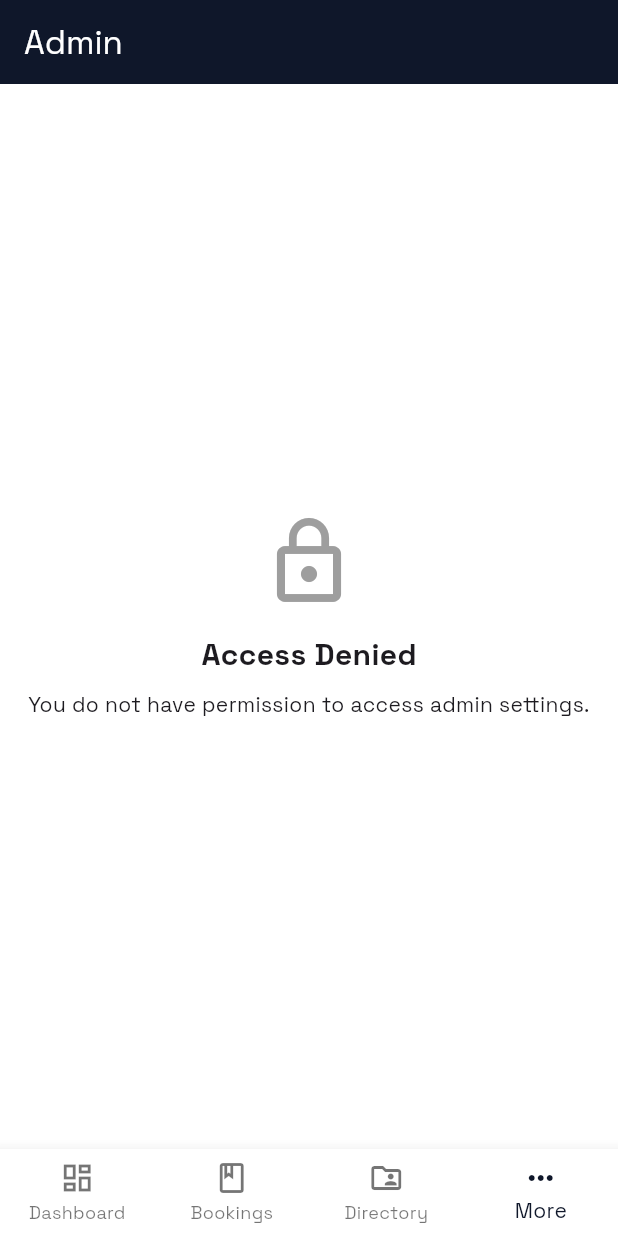
After one commit to Abhishek3670/generator-ledger-mobile, a Flutter app: the AdminScreen screen opened by its route, on a phone screen of 412 x 824 dp. The commit adds this screen. Run offline on Flutter 3.47's test engine with Material 3 defaults, Android fonts, the phone set to English and light mode, and no system bars; our stand-ins replace dio, flutter_secure_storage, go_router, google_fonts, table_calendar; accounts and stored records are empty.

Commit message:
[P6] Admin Module: add backend-limited admin capability view

```diff
--- a/lib/app/app_scaffold.dart
+++ b/lib/app/app_scaffold.dart
@@ -28,7 +28,10 @@ class AppScaffold extends StatelessWidget {
     final String location = GoRouterState.of(context).matchedLocation;
     if (location.startsWith('/bookings')) return 1;
     if (location.startsWith('/directory')) return 2;
-    if (location.startsWith('/more')) return 3;
+    if (location.startsWith('/more') ||
+        location.startsWith('/admin') ||
+        location.startsWith('/billing') ||
+        location.startsWith('/history')) return 3;
     return 0;
   }
 
--- a/lib/app/router.dart
+++ b/lib/app/router.dart
@@ -10,6 +10,7 @@ import '../features/history/history_screen.dart';
 import '../features/bookings/bookings_list_screen.dart';
 import '../features/bookings/booking_detail_screen.dart';
 import '../features/directory/directory_screen.dart';
+import '../features/admin/admin_screen.dart';
 import 'app_scaffold.dart';
 
 final GlobalKey<NavigatorState> _rootNavigatorKey = GlobalKey<NavigatorState>();
@@ -78,6 +79,10 @@ class AppRouter {
               path: '/more',
               builder: (context, state) => const MoreScreen(),
             ),
+            GoRoute(
+              path: '/admin',
+              builder: (context, state) => const AdminScreen(),
+            ),
           ],
         ),
       ],
@@ -113,6 +118,7 @@ class MoreScreen extends StatelessWidget {
     final permissionService = context.read<PermissionService>();
     final canViewBilling = permissionService.can(PermissionService.billingAccess);
     final canViewHistory = permissionService.can(PermissionService.readOnlyOperationalViews);
+    final canViewAdmin = permissionService.can(PermissionService.settingsUserAdmin);
 
     return Scaffold(
       appBar: AppBar(title: const Text('More')),
@@ -134,6 +140,14 @@ class MoreScreen extends StatelessWidget {
               trailing: const Icon(Icons.chevron_right),
               onTap: () => context.push('/history'),
             ),
+          if (canViewAdmin)
+            ListTile(
+              leading: const Icon(Icons.admin_panel_settings),
+              title: const Text('Admin & Settings'),
+              subtitle: const Text('Manage user permissions and system settings'),
+              trailing: const Icon(Icons.chevron_right),
+              onTap: () => context.push('/admin'),
+            ),
           const Divider(),
           ListTile(
             leading: const Icon(Icons.logout, color: Colors.red),
--- /dev/null
+++ b/lib/features/admin/admin_screen.dart
@@ -0,0 +1,164 @@
+import 'package:flutter/material.dart';
+import 'package:provider/provider.dart';
+import '../../../core/auth/permission_service.dart';
+
+class AdminScreen extends StatelessWidget {
+  const AdminScreen({super.key});
+
+  @override
+  Widget build(BuildContext context) {
+    final permissionService = context.read<PermissionService>();
+    final canAdmin = permissionService.can(PermissionService.settingsUserAdmin);
+
+    if (!canAdmin) {
+      return Scaffold(
+        appBar: AppBar(title: const Text('Admin')),
+        body: const Center(
+          child: Column(
+            mainAxisAlignment: MainAxisAlignment.center,
+            children: [
+              Icon(Icons.lock_outline, size: 64, color: Colors.grey),
+              SizedBox(height: 16),
+              Text('Access Denied', style: TextStyle(fontSize: 20, fontWeight: FontWeight.bold)),
+              SizedBox(height: 8),
+              Text('You do not have permission to access admin settings.', textAlign: TextAlign.center),
+            ],
+          ),
+        ),
+      );
+    }
+
+    return Scaffold(
+      appBar: AppBar(
+        title: const Text('Admin & Settings'),
+      ),
+      body: SingleChildScrollView(
+        padding: const EdgeInsets.all(16.0),
+        child: Column(
+          crossAxisAlignment: CrossAxisAlignment.start,
+          children: [
+            _buildInfoCard(context),
+            const SizedBox(height: 24),
+            Text(
+              'System Capability Matrix',
+              style: Theme.of(context).textTheme.titleLarge?.copyWith(fontWeight: FontWeight.bold),
+            ),
+            const SizedBox(height: 8),
+            const Text(
+              'The following capabilities are defined in the backend and used for permission gating across the application.',
+              style: TextStyle(color: Colors.grey, fontSize: 13),
+            ),
+            const SizedBox(height: 16),
+            _buildCapabilityMatrix(),
+            const SizedBox(height: 24),
+            _buildManagementNote(context),
+          ],
+        ),
+      ),
+    );
+  }
+
+  Widget _buildInfoCard(BuildContext context) {
+    return Card(
+      elevation: 0,
+      color: Colors.blue.shade50,
+      shape: RoundedRectangleBorder(
+        side: BorderSide(color: Colors.blue.shade200),
+        borderRadius: BorderRadius.circular(8),
+      ),
+      child: const Padding(
+        padding: EdgeInsets.all(16.0),
+        child: Column(
+          children: [
+            Row(
+              children: [
+                Icon(Icons.info_outline, color: Colors.blue),
+                SizedBox(width: 12),
+                Expanded(
+                  child: Text(
+                    'User Management Notice',
+                    style: TextStyle(fontWeight: FontWeight.bold, color: Colors.blue),
+                  ),
+                ),
+              ],
+            ),
+            SizedBox(height: 8),
+            Text(
+              'Mobile user creation, role assignment, and permission overrides are currently read-only. '
+              'To manage users or modify permissions, please use the web administration portal.',
+              style: TextStyle(fontSize: 13),
+            ),
+          ],
+        ),
+      ),
+    );
+  }
+
+  Widget _buildCapabilityMatrix() {
+    final capabilities = [
+      {'key': PermissionService.settingsUserAdmin, 'label': 'Settings & User Admin', 'desc': 'Access to this admin panel and user management.'},
+      {'key': PermissionService.monitorAccess, 'label': 'Monitor Access', 'desc': 'View live system metrics and health status.'},
+      {'key': PermissionService.vendorManagement, 'label': 'Vendor Management', 'desc': 'Create and manage vendor records.'},
+      {'key': PermissionService.generatorManagement, 'label': 'Generator Management', 'desc': 'Manage generator inventory.'},
+      {'key': PermissionService.bookingCreateUpdate, 'label': 'Booking Write', 'desc': 'Create and update bookings.'},
+      {'key': PermissionService.bookingDelete, 'label': 'Booking Delete', 'desc': 'Ability to delete existing bookings.'},
+      {'key': PermissionService.billingAccess, 'label': 'Billing Access', 'desc': 'View billing lines and financial data.'},
+      {'key': PermissionService.exportAccess, 'label': 'Export Access', 'desc': 'Ability to export data reports.'},
+      {'key': PermissionService.readOnlyOperationalViews, 'label': 'Operational View', 'desc': 'Read-only access to operational data.'},
+    ];
+
+    return Column(
+      children: capabilities.map((cap) {
+        return Card(
+          margin: const EdgeInsets.only(bottom: 8),
+          child: ListTile(
+            title: Text(cap['label']!, style: const TextStyle(fontWeight: FontWeight.bold, fontSize: 14)),
+            subtitle: Column(
+              crossAxisAlignment: CrossAxisAlignment.start,
+              children: [
+                Text(cap['desc']!, style: const TextStyle(fontSize: 12)),
+                const SizedBox(height: 4),
+                Container(
+                  padding: const EdgeInsets.symmetric(horizontal: 6, vertical: 2),
+                  decoration: BoxDecoration(
+                    color: Colors.grey.shade100,
+                    borderRadius: BorderRadius.circular(4),
+                  ),
+                  child: Text(
+                    cap['key']!,
+                    style: const TextStyle(fontFamily: 'monospace', fontSize: 10, color: Colors.blueGrey),
+                  ),
+                ),
+              ],
+            ),
+          ),
+        );
+      }).toList(),
+    );
+  }
+
+  Widget _buildManagementNote(BuildContext context) {
+    return Container(
+      padding: const EdgeInsets.all(16),
+      decoration: BoxDecoration(
+        color: Colors.grey.shade100,
+        borderRadius: BorderRadius.circular(8),
+      ),
+      child: const Column(
+        crossAxisAlignment: CrossAxisAlignment.start,
+        children: [
+          Text(
+            'Operational Management',
+            style: TextStyle(fontWeight: FontWeight.bold),
+          ),
+          SizedBox(height: 8),
+          Text(
+            'Vendor and Generator management capabilities are integrated into the Directory module. '
+            'If you have the required permissions, you can manage these records directly from the Directory screens.',
+            style: TextStyle(fontSize: 13, color: Colors.black87),
+          ),
+        ],
+      ),
+    );
+  }
+}
```
